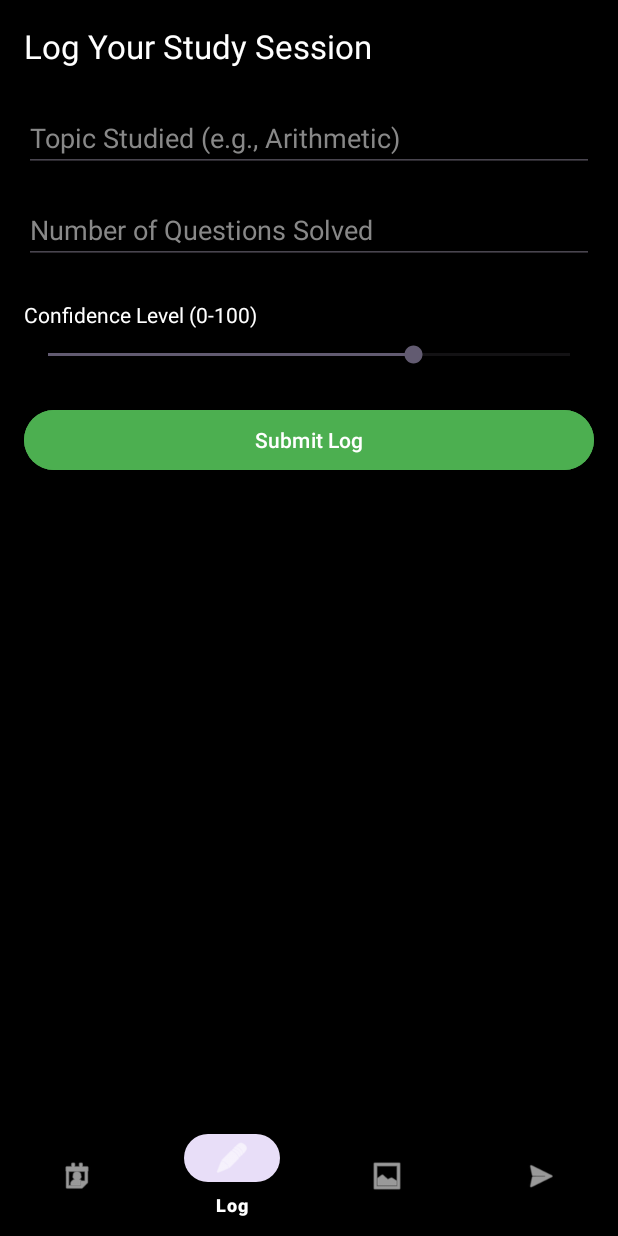
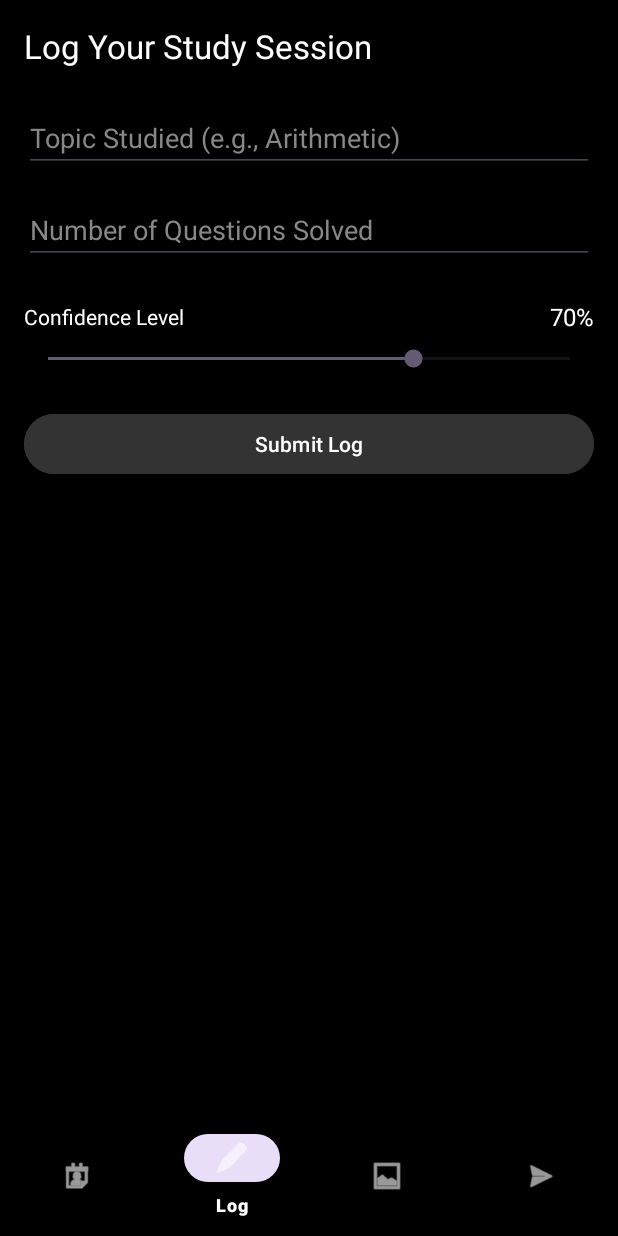
Before and after one commit to MistFullSnow/CatPrepAppNew, an Android app: the screen it shows after launch (MainActivity), item 2 of the bottom bar chosen, on a phone screen of 412 x 824 dp. Run offline under Robolectric (Android 15) with nearby library versions, the phone set to English and light mode, and no system bars.

Commit message:
Update fragment_log.xml

```diff
--- a/app/src/main/res/layout/fragment_log.xml
+++ b/app/src/main/res/layout/fragment_log.xml
@@ -33,12 +33,31 @@
         android:textColorHint="#888888"
         android:layout_marginBottom="16dp"/>
 
-    <TextView
-        android:layout_width="wrap_content"
+    <!-- Container for Confidence Label and Value -->
+    <RelativeLayout
+        android:layout_width="match_parent"
         android:layout_height="wrap_content"
-        android:text="Confidence Level (0-100)"
-        android:textColor="@color/white"
-        android:layout_marginTop="8dp"/>
+        android:layout_marginTop="8dp">
+
+        <TextView
+            android:layout_width="wrap_content"
+            android:layout_height="wrap_content"
+            android:text="Confidence Level"
+            android:textColor="@color/white"
+            android:layout_alignParentStart="true"
+            android:layout_centerVertical="true"/>
+
+        <TextView
+            android:id="@+id/confidenceValueText"
+            android:layout_width="wrap_content"
+            android:layout_height="wrap_content"
+            android:text="70%"
+            android:textColor="@color/white"
+            android:textSize="16sp"
+            android:layout_alignParentEnd="true"
+            android:layout_centerVertical="true"/>
+
+    </RelativeLayout>
 
     <SeekBar
         android:id="@+id/confidenceSeekBar"
@@ -54,7 +73,7 @@
         android:layout_width="match_parent"
         android:layout_height="wrap_content"
         android:text="Submit Log"
-        android:backgroundTint="#4CAF50"
+        android:backgroundTint="#333333"
         android:textColor="@color/white"/>
 
     <ProgressBar
```
